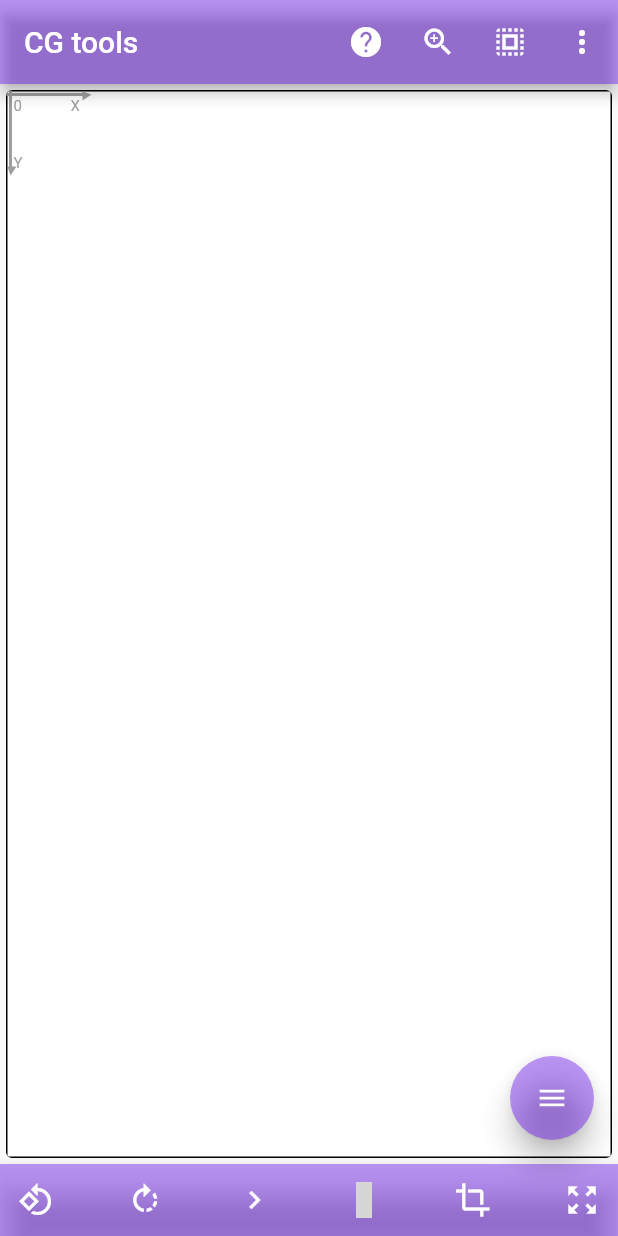
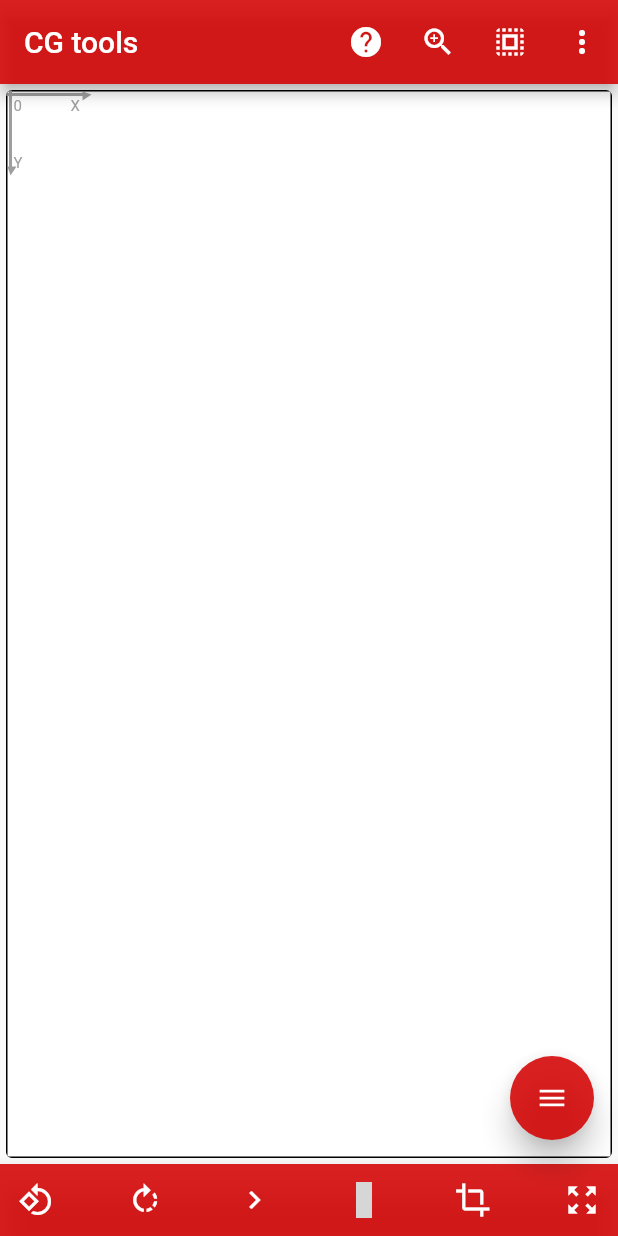
Before and after one commit to LFMP/CG_tools, a Flutter app: the screen it shows after launch, on a phone screen of 412 x 824 dp. Run offline on Flutter 3.47's test engine with Material 2 defaults, Android fonts, the phone set to English and light mode, and no system bars; drawn by our look-alikes of flutter_speed_dial; our stand-ins replace bloc, equatable, flutter_bloc, material_design_icons_flutter, vibration; grey boxes are pictures that could not be loaded.

Commit message:
change color and duration

```diff
--- a/lib/pages/draw.dart
+++ b/lib/pages/draw.dart
@@ -628,7 +628,7 @@ class _DrawPageState extends State<DrawPage> {
     return SnackBar(
       content: Text(text),
       backgroundColor: AppStyle.triadic1,
-      duration: Duration(milliseconds: 1000),
+      duration: Duration(milliseconds: 800),
     );
   }
 
--- a/lib/utils/appstyle.dart
+++ b/lib/utils/appstyle.dart
@@ -1,11 +1,11 @@
 import 'package:flutter/widgets.dart';
 
 class AppStyle {
-  static const Color primary = Color(0x666002ee);
+  static const Color primary = Color(0xddd50000);
   static const Color complementary = Color(0x9990ee02);
   static const Color analagous1 = Color(0x00021aee);
   static const Color analagous2 = Color(0xddd602ee);
-  static const Color triadic1 = Color(0xeeee0290);
+  static const Color triadic1 = Color(0xffff5131);
   static const Color triadic2 = Color(0xeeee6002);
   static const Color white = Color(0xffffffff);
   static const Color black = Color(0x00000000);
```
